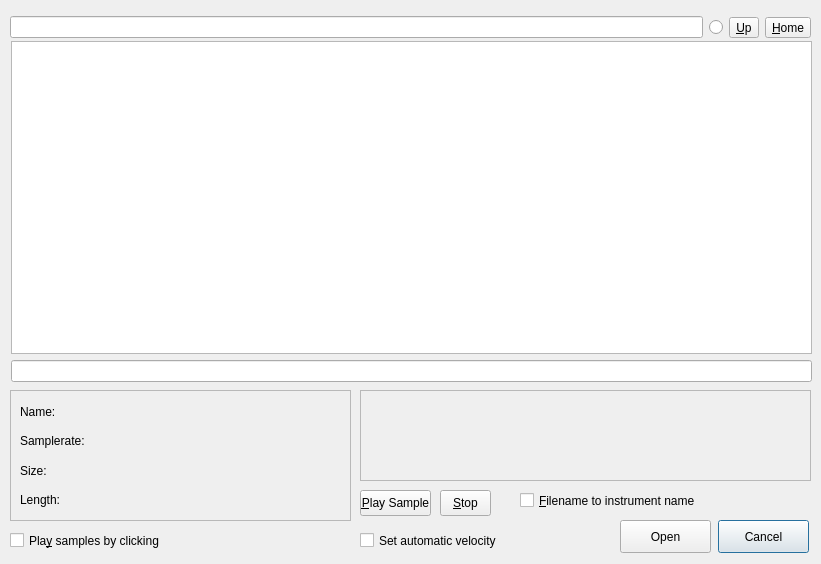
The window that src/gui/src/AudioFileBrowser/AudioFileBrowser_UI.ui (hydrogen-music/hydrogen) describes before a commit, drawn with Qt 5.
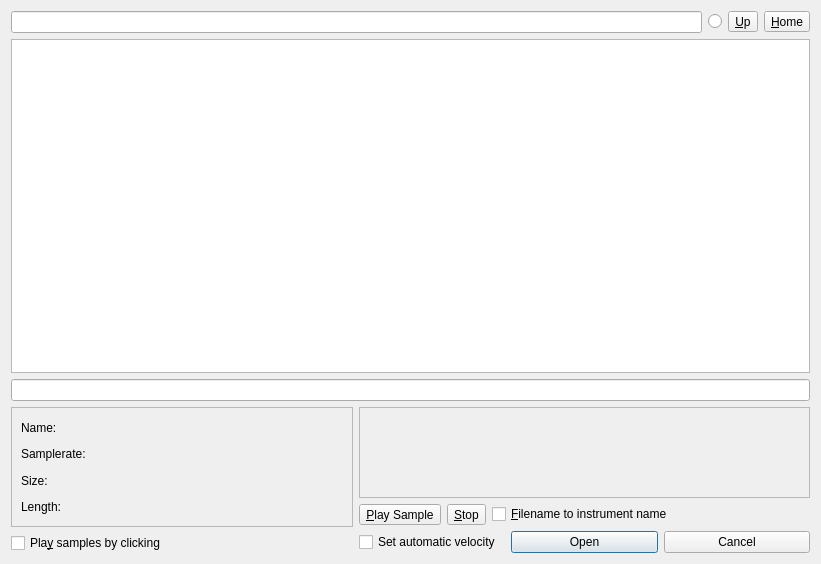
The same window after the commit.

Commit message: Rework audio file browser window to a QLayout based layout

What changed in the file:
```diff
--- a/src/gui/src/AudioFileBrowser/AudioFileBrowser_UI.ui
+++ b/src/gui/src/AudioFileBrowser/AudioFileBrowser_UI.ui
@@ -10,49 +10,86 @@
     <height>564</height>
    </rect>
   </property>
+  <property name="sizePolicy">
+   <sizepolicy hsizetype="MinimumExpanding" vsizetype="MinimumExpanding">
+    <horstretch>0</horstretch>
+    <verstretch>0</verstretch>
+   </sizepolicy>
+  </property>
+  <property name="minimumSize">
+   <size>
+    <width>821</width>
+    <height>564</height>
+   </size>
+  </property>
   <property name="windowTitle">
    <string>Dialog</string>
   </property>
-  <widget class="QFrame" name="waveformview">
-   <property name="geometry">
-    <rect>
-     <x>360</x>
-     <y>390</y>
-     <width>451</width>
-     <height>91</height>
-    </rect>
-   </property>
-   <property name="frameShape">
-    <enum>QFrame::StyledPanel</enum>
-   </property>
-   <property name="frameShadow">
-    <enum>QFrame::Raised</enum>
-   </property>
-  </widget>
+  <property name="sizeGripEnabled">
+   <bool>false</bool>
+  </property>
+  <layout class="QGridLayout" name="gridLayout">
+   <item row="0" column="0">
+    <layout class="QVBoxLayout" name="verticalLayout">
+     <item>
+      <layout class="QHBoxLayout" name="horizontalLayout">
+       <item>
+        <widget class="QLineEdit" name="pathLineEdit"/>
+       </item>
+       <item>
+        <widget class="QRadioButton" name="hiddenCB">
+         <property name="toolTip">
+          <string>View hidden folders</string>
+         </property>
+         <property name="text">
+          <string/>
+         </property>
+        </widget>
+       </item>
+       <item>
+        <widget class="QToolButton" name="m_pPathUptoolButton">
+         <property name="toolTip">
+          <string/>
+         </property>
+         <property name="text">
+          <string>&amp;Up</string>
+         </property>
+        </widget>
+       </item>
+       <item>
+        <widget class="QToolButton" name="m_pPathHometoolButton">
+         <property name="toolTip">
+          <string/>
+         </property>
+         <property name="text">
+          <string>&amp;Home</string>
+         </property>
+        </widget>
+       </item>
+      </layout>
+     </item>
+     <item>
+      <widget class="QTreeView" name="treeView"/>
+     </item>
+     <item>
+      <widget class="QLineEdit" name="filelineedit"/>
+     </item>
+     <item>
+      <layout class="QHBoxLayout" name="horizontalLayout_2">
+       <item>
+        <layout class="QHBoxLayout" name="horizontalLayout_5">
+         <item>
+          <layout class="QVBoxLayout" name="verticalLayout_4">
+           <item>
   <widget class="QFrame" name="infoframe">
-   <property name="geometry">
-    <rect>
-     <x>10</x>
-     <y>390</y>
-     <width>341</width>
-     <height>131</height>
-    </rect>
-   </property>
    <property name="frameShape">
     <enum>QFrame::StyledPanel</enum>
    </property>
    <property name="frameShadow">
     <enum>QFrame::Raised</enum>
    </property>
-   <widget class="QWidget" name="layoutWidget">
-    <property name="geometry">
-     <rect>
-      <x>10</x>
-      <y>10</y>
-      <width>321</width>
-      <height>111</height>
-     </rect>
-    </property>
+             <layout class="QGridLayout" name="gridLayout_2">
+              <item row="0" column="0">
     <layout class="QVBoxLayout" name="verticalLayout_3">
      <item>
       <widget class="QLabel" name="m_pNameLabel">
@@ -83,123 +120,66 @@
       </widget>
      </item>
     </layout>
-   </widget>
-  </widget>
+              </item>
+             </layout>
+            </widget>
+           </item>
+           <item>
   <widget class="QCheckBox" name="playSamplescheckBox">
-   <property name="geometry">
-    <rect>
-     <x>10</x>
-     <y>530</y>
-     <width>341</width>
-     <height>21</height>
-    </rect>
-   </property>
    <property name="text">
     <string>Pla&amp;y samples by clicking</string>
    </property>
   </widget>
-  <widget class="QWidget" name="layoutWidget2">
-   <property name="geometry">
-    <rect>
-     <x>10</x>
-     <y>10</y>
-     <width>801</width>
-     <height>35</height>
-    </rect>
-   </property>
-   <layout class="QHBoxLayout" name="horizontalLayout">
-    <item>
-     <widget class="QLineEdit" name="pathLineEdit"/>
-    </item>
-    <item>
-     <widget class="QRadioButton" name="hiddenCB">
-      <property name="toolTip">
-       <string>View hidden folders</string>
-      </property>
-      <property name="text">
-       <string/>
-      </property>
-     </widget>
-    </item>
-    <item>
-     <widget class="QToolButton" name="m_pPathUptoolButton">
-      <property name="toolTip">
-       <string/>
-      </property>
-      <property name="text">
-       <string>&amp;Up</string>
-      </property>
-     </widget>
-    </item>
-    <item>
-     <widget class="QToolButton" name="m_pPathHometoolButton">
-      <property name="toolTip">
-       <string/>
-      </property>
-      <property name="text">
-       <string>&amp;Home</string>
-      </property>
-     </widget>
-    </item>
-   </layout>
-  </widget>
+           </item>
+          </layout>
+         </item>
+         <item>
+          <layout class="QVBoxLayout" name="verticalLayout_2">
+           <item>
+            <widget class="QFrame" name="waveformview">
+             <property name="minimumSize">
+              <size>
+               <width>451</width>
+               <height>91</height>
+              </size>
+             </property>
+             <property name="frameShape">
+              <enum>QFrame::StyledPanel</enum>
+             </property>
+             <property name="frameShadow">
+              <enum>QFrame::Raised</enum>
+             </property>
+            </widget>
+           </item>
+           <item>
+            <layout class="QHBoxLayout" name="horizontalLayout_4">
+             <item>
   <widget class="QToolButton" name="m_pPlayBtn">
-   <property name="geometry">
-    <rect>
-     <x>360</x>
-     <y>490</y>
-     <width>71</width>
-     <height>26</height>
-    </rect>
-   </property>
    <property name="text">
     <string>&amp;Play Sample</string>
    </property>
   </widget>
-  <widget class="QWidget" name="layoutWidget3">
-   <property name="geometry">
-    <rect>
-     <x>11</x>
-     <y>41</y>
-     <width>801</width>
-     <height>341</height>
-    </rect>
-   </property>
-   <layout class="QVBoxLayout" name="verticalLayout">
-    <item>
-     <widget class="QTreeView" name="treeView"/>
     </item>
     <item>
-     <layout class="QHBoxLayout" name="horizontalLayout_2">
-      <item>
-       <widget class="QLineEdit" name="filelineedit"/>
-      </item>
-     </layout>
-    </item>
-   </layout>
-  </widget>
   <widget class="QToolButton" name="m_pStopBtn">
-   <property name="geometry">
-    <rect>
-     <x>440</x>
-     <y>490</y>
-     <width>51</width>
-     <height>26</height>
-    </rect>
-   </property>
    <property name="text">
     <string>&amp;Stop</string>
    </property>
   </widget>
+             </item>
+             <item>
+              <widget class="QCheckBox" name="useNameCheckBox">
+               <property name="text">
+                <string>&amp;Filename to instrument name</string>
+               </property>
+              </widget>
+             </item>
+            </layout>
+           </item>
+           <item>
+            <layout class="QHBoxLayout" name="horizontalLayout_3">
+             <item>
   <widget class="QCheckBox" name="autoVelCheckBox">
-   <property name="geometry">
-    <rect>
-     <x>360</x>
-     <y>530</y>
-     <width>251</width>
-     <height>21</height>
-    </rect>
-   </property>
    <property name="toolTip">
     <string>Be careful, this change all Layer velocity settings </string>
    </property>
@@ -207,45 +187,32 @@
     <string>Set automatic velocity</string>
    </property>
   </widget>
-  <widget class="QPushButton" name="cancelBTN">
-   <property name="geometry">
-    <rect>
-     <x>718</x>
-     <y>520</y>
-     <width>91</width>
-     <height>33</height>
-    </rect>
-   </property>
-   <property name="text">
-    <string>Cancel</string>
-   </property>
-  </widget>
+             </item>
+             <item>
   <widget class="QPushButton" name="openBTN">
-   <property name="geometry">
-    <rect>
-     <x>620</x>
-     <y>520</y>
-     <width>91</width>
-     <height>33</height>
-    </rect>
-   </property>
    <property name="text">
     <string>Open</string>
    </property>
   </widget>
-  <widget class="QCheckBox" name="useNameCheckBox">
-   <property name="geometry">
-    <rect>
-     <x>520</x>
-     <y>490</y>
-     <width>291</width>
-     <height>21</height>
-    </rect>
-   </property>
+             </item>
+             <item>
+              <widget class="QPushButton" name="cancelBTN">
    <property name="text">
-    <string>&amp;Filename to instrument name</string>
-   </property>
-  </widget>
+                <string>Cancel</string>
+               </property>
+              </widget>
+             </item>
+            </layout>
+           </item>
+          </layout>
+         </item>
+        </layout>
+       </item>
+      </layout>
+     </item>
+    </layout>
+   </item>
+  </layout>
  </widget>
  <tabstops>
   <tabstop>pathLineEdit</tabstop>
```
Left out of the diff: 1 changed line with no effect on the pictures. Lines whose indentation alone changed are shown as unchanged.
